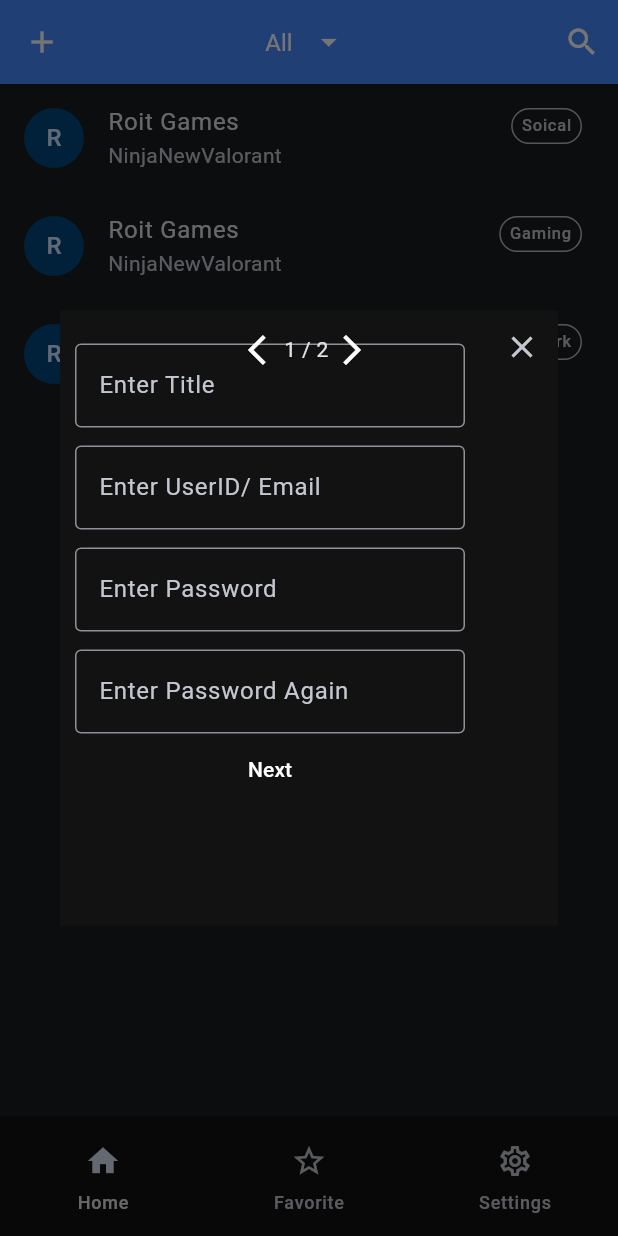
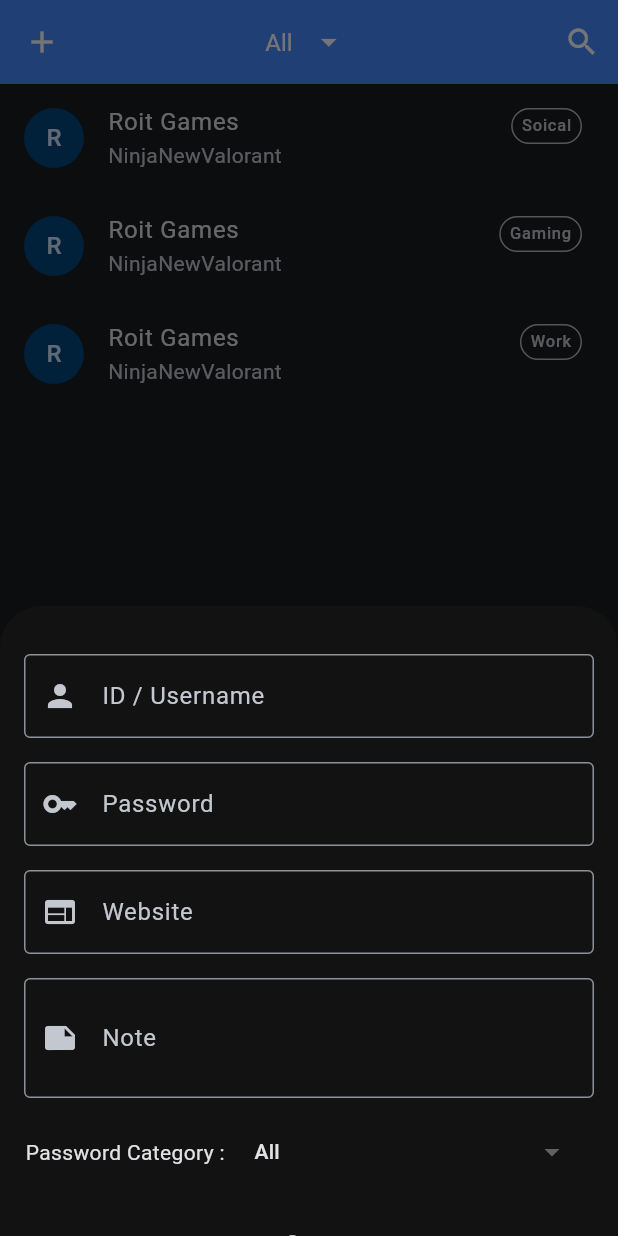
Before and after one commit to archp4/flutter_password_manager, a Flutter app: the screen it shows after launch, after a tap on the "add" icon, on a phone screen of 412 x 824 dp. Run offline on Flutter 3.47's test engine with Material 3 defaults, Android fonts, the phone set to English and light mode, and no system bars; drawn by our look-alikes of dropdown_button2; our stand-ins replace chips_choice, firebase_core; missing offline and left inert: flutter_animated_button; accounts and stored records are empty.

Commit message:
Add New Password Bottom Sheet V1

```diff
--- a/lib/models/const.dart
+++ b/lib/models/const.dart
@@ -15,6 +15,7 @@
     password: "Archpatel18",
     title: "Roit Games",
     type: 2,
+    lastUpdate: "",
     isFavorite: false,
   ),
   PasswordData(
@@ -22,6 +23,7 @@
     password: "Archpatel18",
     title: "Roit Games",
     type: 3,
+    lastUpdate: "",
     isFavorite: false,
   ),
   PasswordData(
@@ -29,6 +31,9 @@
     password: "Archpatel18",
     title: "Roit Games",
     type: 1,
+    lastUpdate: "",
     isFavorite: false,
   ),
 ];
+
+const double defaultSpace = 16;
--- /dev/null
+++ b/lib/models/manager.dart
@@ -0,0 +1,38 @@
+import 'package:pwd_mng/models/password_data.dart';
+
+class Manager {
+  List<PasswordData> _list = [];
+
+  List<PasswordData> getData() {
+    return _list;
+  }
+
+  bool addPassword({required PasswordData newData}) {
+    try {
+      _list.add(newData);
+    } catch (e) {
+      return false;
+    }
+    return true;
+  }
+
+  bool removePassword({required PasswordData data}) {
+    try {
+      _list.remove(data);
+    } catch (e) {
+      return false;
+    }
+    return true;
+  }
+
+  bool updatePassword(
+      {required PasswordData oldData, required PasswordData newData}) {
+    try {
+      _list.remove(oldData);
+      _list.add(newData);
+    } catch (e) {
+      return false;
+    }
+    return true;
+  }
+}
--- a/lib/models/password_data.dart
+++ b/lib/models/password_data.dart
@@ -6,12 +6,16 @@
   String userId;
   String password;
   bool isFavorite;
+  String lastUpdate;
+  String? note;
   int type;
   PasswordData({
     required this.title,
     required this.userId,
     required this.password,
     required this.isFavorite,
+    required this.lastUpdate,
+    this.note,
     required this.type,
   });
 
@@ -20,6 +24,8 @@
     String? userId,
     String? password,
     bool? isFavorite,
+    String? lastUpdate,
+    String? note,
     int? type,
   }) {
     return PasswordData(
@@ -27,6 +33,8 @@
       userId: userId ?? this.userId,
       password: password ?? this.password,
       isFavorite: isFavorite ?? this.isFavorite,
+      lastUpdate: lastUpdate ?? this.lastUpdate,
+      note: note ?? this.note,
       type: type ?? this.type,
     );
   }
@@ -37,6 +45,8 @@
       'userId': userId,
       'password': password,
       'isFavorite': isFavorite,
+      'lastUpdate': lastUpdate,
+      'note': note,
       'type': type,
     };
   }
@@ -47,6 +57,8 @@
       userId: map['userId'] as String,
       password: map['password'] as String,
       isFavorite: map['isFavorite'] as bool,
+      lastUpdate: map['lastUpdate'] as String,
+      note: map['note'] != null ? map['note'] as String : null,
       type: map['type'] as int,
     );
   }
@@ -58,17 +70,20 @@
 
   @override
   String toString() {
-    return 'PasswordData(title: $title, userId: $userId, password: $password, isFavorite: $isFavorite, type: $type)';
+    return 'PasswordData(title: $title, userId: $userId, password: $password, isFavorite: $isFavorite, lastUpdate: $lastUpdate, note: $note, type: $type)';
   }
 
   @override
-  bool operator ==(covariant PasswordData other) {
+  bool operator ==(Object other) {
     if (identical(this, other)) return true;
 
-    return other.title == title &&
+    return other is PasswordData &&
+        other.title == title &&
         other.userId == userId &&
         other.password == password &&
         other.isFavorite == isFavorite &&
+        other.lastUpdate == lastUpdate &&
+        other.note == note &&
         other.type == type;
   }
 
@@ -78,6 +93,8 @@
         userId.hashCode ^
         password.hashCode ^
         isFavorite.hashCode ^
+        lastUpdate.hashCode ^
+        note.hashCode ^
         type.hashCode;
   }
 }
--- /dev/null
+++ b/lib/pages/home/add_new_password.dart
@@ -0,0 +1,23 @@
+import 'package:flutter/material.dart';
+import 'package:pwd_mng/models/const.dart';
+import 'package:pwd_mng/widgets/new_password_form.dart';
+
+void addNewPasswordSheet(context) {
+  showModalBottomSheet(
+    isScrollControlled: true,
+    context: context,
+    builder: (BuildContext context) {
+      return Container(
+        height: 420,
+        padding: const EdgeInsets.all(defaultSpace),
+        decoration: const BoxDecoration(
+          borderRadius: BorderRadius.only(
+            topLeft: Radius.circular(16),
+            topRight: Radius.circular(16),
+          ),
+        ),
+        child: const NewPasswordForm(),
+      );
+    },
+  );
+}
--- a/lib/pages/home/homepage.dart
+++ b/lib/pages/home/homepage.dart
@@ -1,7 +1,7 @@
 import 'package:flutter/material.dart';
 import 'package:pwd_mng/models/const.dart';
+import 'package:pwd_mng/pages/home/add_new_password.dart';
 import 'package:pwd_mng/pages/search/allsearch.dart';
-import 'package:pwd_mng/widgets/dialogs/add_new_password.dart';
 import 'package:pwd_mng/widgets/dropdown.dart';
 import 'package:pwd_mng/widgets/password_tile.dart';
 
@@ -35,12 +35,13 @@
             color: Colors.white,
           ),
           onPressed: () {
-            showDialog(
-              context: context,
-              builder: (_) => const AddNewPasswordDialog(),
-            ).whenComplete(() {
-              setState(() {});
-            });
+            // showDialog(
+            //   context: context,
+            //   builder: (_) => const AddNewPasswordDialog(),
+            // ).whenComplete(() {
+            //   setState(() {});
+            // });
+            addNewPasswordSheet(context);
           },
         ),
         backgroundColor: Colors.blueAccent,
--- /dev/null
+++ b/lib/widgets/custom_dropdown_new_password.dart
@@ -0,0 +1,56 @@
+import 'package:dropdown_button2/dropdown_button2.dart';
+import 'package:flutter/material.dart';
+import 'package:pwd_mng/models/const.dart';
+
+// ignore: must_be_immutable
+class CDDNewPassword extends StatefulWidget {
+  final void Function(String?) onChanged;
+  String? selectedValue;
+  CDDNewPassword({
+    super.key,
+    required this.onChanged,
+    required this.selectedValue,
+  });
+
+  @override
+  State<CDDNewPassword> createState() => _CDDNewPasswordState();
+}
+
+class _CDDNewPasswordState extends State<CDDNewPassword> {
+  @override
+  Widget build(BuildContext context) {
+    return DropdownButtonHideUnderline(
+      child: DropdownButton2<String>(
+        isExpanded: true,
+        hint: Text(
+          'Select Item',
+          style: TextStyle(
+            fontSize: 14,
+            color: Theme.of(context).hintColor,
+          ),
+        ),
+        items: passwordTypeList
+            .map((String item) => DropdownMenuItem<String>(
+                  value: item,
+                  child: Text(
+                    item,
+                    style: const TextStyle(
+                      fontSize: 14,
+                    ),
+                  ),
+                ))
+            .toList(),
+        value: widget.selectedValue,
+        onChanged: widget.onChanged,
+        buttonStyleData: const ButtonStyleData(
+          padding: EdgeInsets.symmetric(horizontal: 16),
+          height: 40,
+          width: 140,
+        ),
+        menuItemStyleData: const MenuItemStyleData(
+          height: 40,
+        ),
+      ),
+    );
+  }
+}
--- /dev/null
+++ b/lib/widgets/custom_textfield_new_password.dart
@@ -0,0 +1,26 @@
+import 'package:flutter/material.dart';
+
+class CTFNewPassword extends StatelessWidget {
+  final IconData iconData;
+  final String label;
+  final TextEditingController controller;
+  const CTFNewPassword({
+    super.key,
+    required this.iconData,
+    required this.label,
+    required this.controller,
+  });
+
+  @override
+  Widget build(BuildContext context) {
+    return TextFormField(
+      controller: controller,
+      decoration: InputDecoration(
+        border: const OutlineInputBorder(),
+        label: Text(label),
+        prefixIcon: Icon(iconData),
+      ),
+      maxLines: label == "Note" ? 2 : 1,
+    );
+  }
+}
--- a/lib/widgets/dialogs/add_new_password.dart
+++ b/lib/widgets/dialogs/add_new_password.dart
@@ -224,6 +224,7 @@
                 userId: userIdController.text,
                 password: passwordController.text,
                 isFavorite: isFavorite,
+                lastUpdate: "Today",
                 type: tag + 1, // because all was remove in tags
               );
               ScaffoldMessenger.of(context).showSnackBar(
--- a/lib/widgets/dialogs/view_details_dialog.dart
+++ b/lib/widgets/dialogs/view_details_dialog.dart
@@ -18,7 +18,7 @@
         ),
         SizedBox(
           height: 300.0,
-          width: 280,
+          width: 300,
           child: Column(
             mainAxisAlignment: MainAxisAlignment.center,
             children: <Widget>[
--- /dev/null
+++ b/lib/widgets/new_password_form.dart
@@ -0,0 +1,97 @@
+import 'package:flutter/material.dart';
+import 'package:pwd_mng/models/const.dart';
+import 'package:pwd_mng/models/password_data.dart';
+import 'package:pwd_mng/widgets/custom_dropdown_new_password.dart';
+import 'package:pwd_mng/widgets/custom_textfield_new_password.dart';
+
+class NewPasswordForm extends StatefulWidget {
+  const NewPasswordForm({
+    super.key,
+  });
+
+  @override
+  State<NewPasswordForm> createState() => _NewPasswordFormState();
+}
+
+class _NewPasswordFormState extends State<NewPasswordForm> {
+  String? selectedValue = passwordTypeList[0];
+  final userIdController = TextEditingController();
+  final passwordController = TextEditingController();
+  final websiteController = TextEditingController();
+  final noteController = TextEditingController();
+
+  @override
+  Widget build(BuildContext context) {
+    return Form(
+      child: Column(
+        children: [
+          const SizedBox(height: defaultSpace),
+          CTFNewPassword(
+            controller: userIdController,
+            label: "ID / Username",
+            iconData: Icons.person,
+          ),
+          const SizedBox(height: defaultSpace),
+          CTFNewPassword(
+            controller: passwordController,
+            label: "Password",
+            iconData: Icons.key,
+          ),
+          const SizedBox(height: defaultSpace),
+          CTFNewPassword(
+            controller: websiteController,
+            label: "Website",
+            iconData: Icons.web,
+          ),
+          const SizedBox(height: defaultSpace),
+          CTFNewPassword(
+            controller: noteController,
+            label: "Note",
+            iconData: Icons.note,
+          ),
+          const SizedBox(height: defaultSpace),
+          Row(
+            children: [
+              const SizedBox(width: 1),
+              const Text("Password Category : "),
+              Expanded(
+                child: CDDNewPassword(
+                  selectedValue: selectedValue,
+                  onChanged: (String? value) {
+                    setState(() {
+                      selectedValue = value;
+                    });
+                  },
+                ),
+              )
+            ],
+          ),
+          const SizedBox(height: defaultSpace),
+          ElevatedButton(
+            onPressed: () {
+              final text =
+                  " ${userIdController.text} / ${passwordController.text} / ${websiteController.text} / ${noteController.text}";
+              final data = PasswordData(
+                title: "asas",
+                userId: "As",
+                password: "as",
+                isFavorite: false,
+                lastUpdate: DateTime.now().toString(),
+                type:
+                    passwordTypeList.indexWhere((cat) => cat == selectedValue),
+              );
+              ScaffoldMessenger.of(context).showSnackBar(
+                SnackBar(
+                  content: Text(
+                    data.toString() + text,
+                  ),
+                ),
+              );
+            },
+            child: const Text("Save"),
+          ),
+        ],
+      ),
+    );
+  }
+}
```
Also changed, not shown: pubspec.lock, 1 other file.
